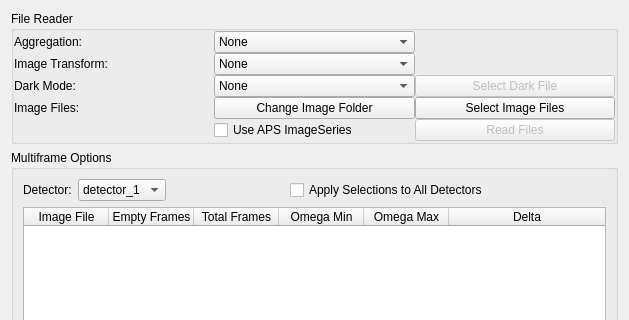
First picture: the form in hexrd/ui/resources/ui/load_panel.ui, repository HEXRD/hexrdgui, before the edit; both pictures show x 0 to 629 and y 0 to 320 of the 629 by 578 pixel window.
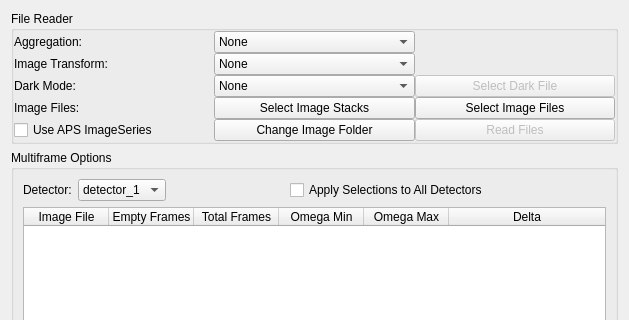
Second picture: the form after the edit.

Commit message: Add option to load panel

Patch:
```diff
--- a/hexrd/ui/resources/ui/load_panel.ui
+++ b/hexrd/ui/resources/ui/load_panel.ui
@@ -173,13 +173,6 @@
         </property>
        </widget>
       </item>
-      <item row="3" column="1">
-       <widget class="QPushButton" name="image_folder">
-        <property name="text">
-         <string>Change Image Folder</string>
-        </property>
-       </widget>
-      </item>
       <item row="3" column="2">
        <widget class="QPushButton" name="image_files">
         <property name="text">
@@ -187,13 +180,6 @@
         </property>
        </widget>
       </item>
-      <item row="4" column="1" rowspan="2">
-       <widget class="QCheckBox" name="aps_imageseries">
-        <property name="text">
-         <string>Use APS ImageSeries</string>
-        </property>
-       </widget>
-      </item>
       <item row="4" column="2" rowspan="2">
        <widget class="QPushButton" name="read">
         <property name="enabled">
@@ -204,6 +190,27 @@
         </property>
        </widget>
       </item>
+      <item row="5" column="0">
+       <widget class="QCheckBox" name="aps_imageseries">
+        <property name="text">
+         <string>Use APS ImageSeries</string>
+        </property>
+       </widget>
+      </item>
+      <item row="5" column="1">
+       <widget class="QPushButton" name="image_folder">
+        <property name="text">
+         <string>Change Image Folder</string>
+        </property>
+       </widget>
+      </item>
+      <item row="3" column="1">
+       <widget class="QPushButton" name="image_stack">
+        <property name="text">
+         <string>Select Image Stacks</string>
+        </property>
+       </widget>
+      </item>
      </layout>
     </widget>
    </item>
```
The commit also changes 2 other files.
